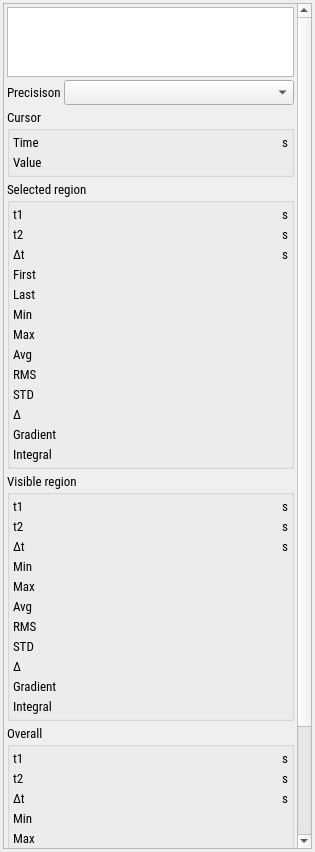
Qt form src/asammdf/gui/ui/channel_stats.ui (danielhrisca/asammdf) before a commit.
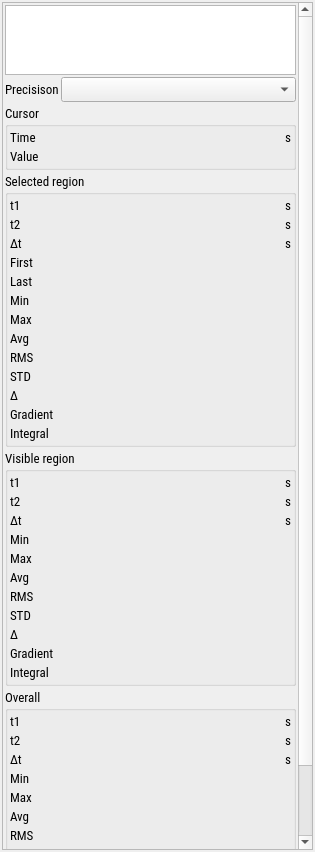
The same form after that commit.

```diff
--- a/src/asammdf/gui/ui/channel_stats.ui
+++ b/src/asammdf/gui/ui/channel_stats.ui
@@ -21,19 +21,19 @@
   </property>
   <layout class="QVBoxLayout" name="verticalLayout_2">
    <property name="spacing">
-  <number>3</number>
+  <number>2</number>
 </property>
    <property name="leftMargin">
-  <number>3</number>
+  <number>2</number>
 </property>
    <property name="topMargin">
-  <number>3</number>
+  <number>2</number>
 </property>
    <property name="rightMargin">
-  <number>3</number>
+  <number>2</number>
 </property>
    <property name="bottomMargin">
-  <number>3</number>
+  <number>2</number>
 </property>
    <item>
     <widget class="QScrollArea" name="scrollArea">
@@ -54,24 +54,24 @@
       </property>
       <layout class="QVBoxLayout" name="verticalLayout">
        <property name="spacing">
-  <number>3</number>
+  <number>2</number>
 </property>
        <property name="leftMargin">
-  <number>3</number>
+  <number>2</number>
 </property>
        <property name="topMargin">
-  <number>3</number>
+  <number>2</number>
 </property>
        <property name="rightMargin">
-  <number>3</number>
+  <number>2</number>
 </property>
        <property name="bottomMargin">
-  <number>3</number>
+  <number>2</number>
 </property>
        <item>
         <layout class="QGridLayout" name="gridLayout" rowstretch="1,0,0,0,0,0" columnstretch="0,1">
          <property name="spacing">
-  <number>3</number>
+  <number>2</number>
 </property>
          <item row="4" column="0" colspan="2">
           <widget class="QGroupBox" name="visible_group">
@@ -80,22 +80,22 @@
            </property>
            <layout class="QGridLayout" name="gridLayout_3" columnstretch="0,1,0">
             <property name="leftMargin">
-  <number>3</number>
+  <number>2</number>
 </property>
             <property name="topMargin">
-  <number>3</number>
+  <number>2</number>
 </property>
             <property name="rightMargin">
-  <number>3</number>
+  <number>2</number>
 </property>
             <property name="bottomMargin">
-  <number>3</number>
+  <number>2</number>
 </property>
             <property name="horizontalSpacing">
-  <number>3</number>
+  <number>2</number>
 </property>
             <property name="verticalSpacing">
-  <number>3</number>
+  <number>2</number>
 </property>
             <item row="0" column="1">
              <widget class="QLabel" name="visible_start">
@@ -404,22 +404,22 @@
            </property>
            <layout class="QGridLayout" name="gridLayout_2" columnstretch="0,1,0">
             <property name="leftMargin">
-  <number>3</number>
+  <number>2</number>
 </property>
             <property name="topMargin">
-  <number>3</number>
+  <number>2</number>
 </property>
             <property name="rightMargin">
-  <number>3</number>
+  <number>2</number>
 </property>
             <property name="bottomMargin">
-  <number>3</number>
+  <number>2</number>
 </property>
             <property name="horizontalSpacing">
-  <number>3</number>
+  <number>2</number>
 </property>
             <property name="verticalSpacing">
-  <number>3</number>
+  <number>2</number>
 </property>
             <item row="0" column="2">
              <widget class="QLabel" name="xunit7">
@@ -740,22 +740,22 @@
            </property>
            <layout class="QGridLayout" name="gridLayout_4" columnstretch="0,1,0">
             <property name="leftMargin">
-  <number>3</number>
+  <number>2</number>
 </property>
             <property name="topMargin">
-  <number>3</number>
+  <number>2</number>
 </property>
             <property name="rightMargin">
-  <number>3</number>
+  <number>2</number>
 </property>
             <property name="bottomMargin">
-  <number>3</number>
+  <number>2</number>
 </property>
             <property name="horizontalSpacing">
-  <number>3</number>
+  <number>2</number>
 </property>
             <property name="verticalSpacing">
-  <number>3</number>
+  <number>2</number>
 </property>
             <item row="0" column="1">
              <widget class="QLabel" name="cursor_t">
@@ -851,22 +851,22 @@
            </property>
            <layout class="QGridLayout" name="gridLayout_5" columnstretch="0,1,0">
             <property name="leftMargin">
-  <number>3</number>
+  <number>2</number>
 </property>
             <property name="topMargin">
-  <number>3</number>
+  <number>2</number>
 </property>
             <property name="rightMargin">
-  <number>3</number>
+  <number>2</number>
 </property>
             <property name="bottomMargin">
-  <number>3</number>
+  <number>2</number>
 </property>
             <property name="horizontalSpacing">
-  <number>3</number>
+  <number>2</number>
 </property>
             <property name="verticalSpacing">
-  <number>3</number>
+  <number>2</number>
 </property>
             <item row="0" column="0">
              <widget class="QLabel" name="label_13">
```
